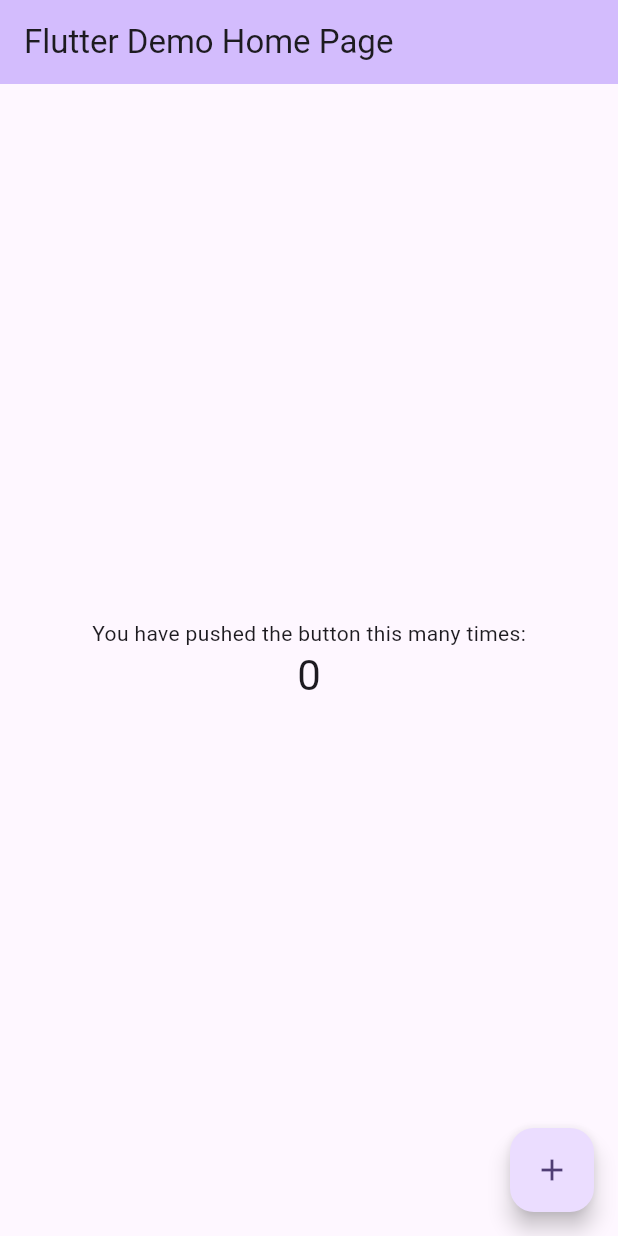
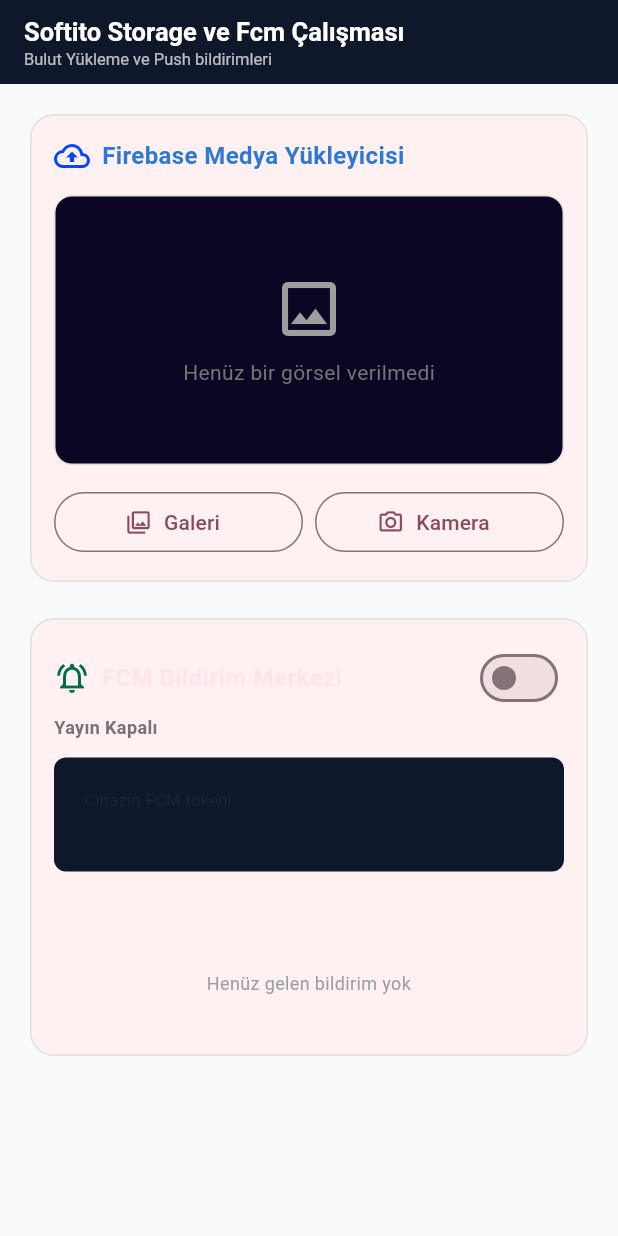
Before and after one commit to eren3421/SoftIto-Mobile-4donem-egitim, a Flutter app: the screen it shows after launch, on a phone screen of 412 x 824 dp. Run offline on Flutter 3.47's test engine with Material 3 defaults, Android fonts, the phone set to English and light mode, and no system bars; our stand-ins replace cloud_firestore, dio, firebase_core, firebase_messaging, firebase_storage, fl_chart and 11 more; missing offline and left inert: dart:html, dart:js, mailer; accounts and stored records are empty.

Commit message:
refactor:4 kasım kodları yenilendi

```diff
--- a/4kasim/deneme/lib/main.dart
+++ b/4kasim/deneme/lib/main.dart
@@ -1,105 +1,29 @@
 import 'package:flutter/material.dart';
+import 'screens/storage_ve_fcm_ekrani.dart';
+import 'package:firebase_core/firebase_core.dart';
 
-void main() {
-  runApp(const MyApp());
+void main() async {
+  WidgetsFlutterBinding.ensureInitialized();
+  try {
+    await Firebase.initializeApp();
+  } catch (_) {}
+  runApp(const SoftitioFcmUygulamasi());
 }
 
-class MyApp extends StatelessWidget {
-  const MyApp({super.key});
+class SoftitioFcmUygulamasi extends StatelessWidget {
+  const SoftitioFcmUygulamasi({super.key});
   @override
   Widget build(BuildContext context) {
     return MaterialApp(
-      title: 'Flutter Demo',
+      debugShowCheckedModeBanner: false,
+      title: "Softito FCM Demo Uygulaması",
       theme: ThemeData(
-        colorScheme: .fromSeed(seedColor: Colors.deepPurple),
+        colorScheme: ColorScheme.fromSeed(
+          seedColor: const Color.fromARGB(0, 0, 0, 0),
+          brightness: Brightness.light,
+        ),
       ),
-      home: const MyHomePage(title: 'Flutter Demo Home Page'),
+      home: const StorageveFcmEkrani(),
     );
   }
 }
-
-class MyHomePage extends StatefulWidget {
-  const MyHomePage({super.key, required this.title});
-
-  // This widget is the home page of your application. It is stateful, meaning
-  // that it has a State object (defined below) that contains fields that affect
-  // how it looks.
-
-  // This class is the configuration for the state. It holds the values (in this
-  // case the title) provided by the parent (in this case the App widget) and
-  // used by the build method of the State. Fields in a Widget subclass are
-  // always marked "final".
-
-  final String title;
-
-  @override
-  State<MyHomePage> createState() => _MyHomePageState();
-}
-
-class _MyHomePageState extends State<MyHomePage> {
-  int _counter = 0;
-
-  void _incrementCounter() {
-    setState(() {
-      // This call to setState tells the Flutter framework that something has
-      // changed in this State, which causes it to rerun the build method below
-      // so that the display can reflect the updated values. If we changed
-      // _counter without calling setState(), then the build method would not be
-      // called again, and so nothing would appear to happen.
-      _counter++;
-    });
-  }
-
-  @override
-  Widget build(BuildContext context) {
-    // This method is rerun every time setState is called, for instance as done
-    // by the _incrementCounter method above.
-    //
-    // The Flutter framework has been optimized to make rerunning build methods
-    // fast, so that you can just rebuild anything that needs updating rather
-    // than having to individually change instances of widgets.
-    return Scaffold(
-      appBar: AppBar(
-        // TRY THIS: Try changing the color here to a specific color (to
-        // Colors.amber, perhaps?) and trigger a hot reload to see the AppBar
-        // change color while the other colors stay the same.
-        backgroundColor: Theme.of(context).colorScheme.inversePrimary,
-        // Here we take the value from the MyHomePage object that was created by
-        // the App.build method, and use it to set our appbar title.
-        title: Text(widget.title),
-      ),
-      body: Center(
-        // Center is a layout widget. It takes a single child and positions it
-        // in the middle of the parent.
-        child: Column(
-          // Column is also a layout widget. It takes a list of children and
-          // arranges them vertically. By default, it sizes itself to fit its
-          // children horizontally, and tries to be as tall as its parent.
-          //
-          // Column has various properties to control how it sizes itself and
-          // how it positions its children. Here we use mainAxisAlignment to
-          // center the children vertically; the main axis here is the vertical
-          // axis because Columns are vertical (the cross axis would be
-          // horizontal).
-          //
-          // TRY THIS: Invoke "debug painting" (choose the "Toggle Debug Paint"
-          // action in the IDE, or press "p" in the console), to see the
-          // wireframe for each widget.
-          mainAxisAlignment: .center,
-          children: [
-            const Text('You have pushed the button this many times:'),
-            Text(
-              '$_counter',
-              style: Theme.of(context).textTheme.headlineMedium,
-            ),
-          ],
-        ),
-      ),
-      floatingActionButton: FloatingActionButton(
-        onPressed: _incrementCounter,
-        tooltip: 'Increment',
-        child: const Icon(Icons.add),
-      ),
-    );
-  }
-}
--- /dev/null
+++ b/4kasim/deneme/lib/screens/storage_ve_fcm_ekrani.dart
@@ -0,0 +1,172 @@
+import 'dart:io';
+import 'package:flutter/material.dart';
+import '../models/bildirim_modeli.dart';
+import '../serivecs/fcm_bildirim_servisi.dart';
+import '../serivecs/storage_servisi.dart';
+import '../widgets/bildirim_listesi.dart';
+import '../widgets/gorsel_yukleme_karti.dart';
+
+class StorageveFcmEkrani extends StatefulWidget {
+  const StorageveFcmEkrani({super.key});
+  @override
+  State<StorageveFcmEkrani> createState() => _StorageveFcmEkraniState();
+}
+
+class _StorageveFcmEkraniState extends State<StorageveFcmEkrani> {
+  final StorageServisi _storageServisi = StorageServisi();
+  final FcmBildirimServisi _fcmBildirimServisi = FcmBildirimServisi();
+  File? _secilenDosya;
+  String? _yuklenenUrl;
+  double _yuklemeOrani = 0.0;
+  bool _yukleniyorMu = false;
+  String? _fcmToken;
+  bool _konuyaAboneMi = false;
+  final List<BildirimModeli> _bildirimler = [];
+
+  @override
+  void initState() {
+    super.initState();
+    _fcmKur();
+  }
+
+  Future<void> _fcmKur() async {
+    await _fcmBildirimServisi.baslat(
+      onMesajGeldi: (message) {
+        setState(() {
+          _bildirimler.insert(
+            0,
+            BildirimModeli(
+              id: message.messageId ?? DateTime.now().toIso8601String(),
+              baslik: message.notification?.title ?? 'Yeni bildirim',
+              icerik: message.notification?.body ?? '',
+              tarih: DateTime.now(),
+            ),
+          );
+        });
+      },
+    );
+    final token = await _fcmBildirimServisi.tokenAl();
+    setState(() => _fcmToken = token);
+  }
+
+  Future<void> _gorselSec({required bool kameradan}) async {
+    try {
+      final dosya = await _storageServisi.gorselSec(kameradan: kameradan);
+      if (dosya != null) {
+        setState(() {
+          _secilenDosya = dosya;
+          _yuklenenUrl = null;
+          _yuklemeOrani = 0.0;
+        });
+      }
+    } catch (e) {
+      if (mounted) {
+        ScaffoldMessenger.of(context).showSnackBar(
+          SnackBar(
+            content: Text('Görsel seçilemedi: $e'),
+            backgroundColor: Colors.red.shade700,
+          ),
+        );
+      }
+    }
+  }
+
+  Future<void> _bulutaYukle() async {
+    if (_secilenDosya == null) return;
+    setState(() => _yukleniyorMu = true);
+    try {
+      final dosyaAdi = 'profil_${DateTime.now().millisecondsSinceEpoch}.jpg';
+      final task = _storageServisi.yuklemeBaslat(
+        dosya: _secilenDosya!,
+        dosyaAdi: dosyaAdi,
+      );
+      task.snapshotEvents.listen((snapshot) {
+        if (snapshot.totalBytes > 0) {
+          setState(() {
+            _yuklemeOrani = snapshot.bytesTransferred / snapshot.totalBytes;
+          });
+        }
+      });
+      final tamamlanan = await task;
+      final url = await _storageServisi.urlGetir(tamamlanan.ref);
+      setState(() {
+        _yuklenenUrl = url;
+        _yukleniyorMu = false;
+      });
+      if (mounted) {
+        ScaffoldMessenger.of(context).showSnackBar(
+          const SnackBar(
+            content: Text("Görsel Buluta başarıyla yüklendi"),
+            backgroundColor: Color.fromARGB(0, 253, 1, 186),
+          ),
+        );
+      }
+    } catch (e) {
+      setState(() => _yukleniyorMu = false);
+      if (mounted) {
+        ScaffoldMessenger.of(context).showSnackBar(
+          SnackBar(
+            content: Text('Yükleme hatası $e'),
+            backgroundColor: const Color.fromARGB(0, 17, 208, 0),
+          ),
+        );
+      }
+    }
+  }
+
+  Future<void> _aboneDegistir(bool deger) async {
+    setState(() => _konuyaAboneMi = deger);
+    if (deger) {
+      await _fcmBildirimServisi.konuyaAboneOl('tum_sinif');
+    } else {
+      await _fcmBildirimServisi.konudanAyril("tum_sinif");
+    }
+  }
+
+  @override
+  Widget build(BuildContext context) {
+    return Scaffold(
+      backgroundColor: const Color(0xFFF8FAFC),
+      appBar: AppBar(
+        title: const Column(
+          crossAxisAlignment: CrossAxisAlignment.start,
+          children: [
+            Text(
+              "Softito Storage ve Fcm Çalışması",
+              style: TextStyle(fontSize: 17, fontWeight: FontWeight.bold),
+            ),
+            Text(
+              "Bulut Yükleme ve Push bildirimleri",
+              style: TextStyle(fontSize: 11, color: Colors.white70),
+            ),
+          ],
+        ),
+        backgroundColor: const Color(0xff0F172A),
+        foregroundColor: Colors.white,
+      ),
+      body: SingleChildScrollView(
+        padding: const EdgeInsets.all(16),
+        child: Column(
+          children: [
+            GorselYuklemeKarti(
+              secilenDosya: _secilenDosya,
+              yuklenenUrl: _yuklenenUrl,
+              yuklemeOrani: _yuklemeOrani,
+              yukleniyorMu: _yukleniyorMu,
+              onGaleridenSec: () => _gorselSec(kameradan: false),
+              onKameradanCek: () => _gorselSec(kameradan: true),
+              onBulutaYukle: _bulutaYukle,
+            ),
+            const SizedBox(height: 16),
+            BildirimListesiKarti(
+              bildirimler: _bildirimler,
+              token: _fcmToken,
+              konuyaAboneMi: _konuyaAboneMi,
+              onAboneDegisti: _aboneDegistir,
+            ),
+          ],
+        ),
+      ),
+    );
+  }
+}
--- /dev/null
+++ b/4kasim/deneme/lib/widgets/gorsel_yukleme_karti.dart
@@ -0,0 +1,150 @@
+import 'dart:io';
+import 'package:flutter/material.dart';
+
+class GorselYuklemeKarti extends StatelessWidget {
+  final File? secilenDosya;
+  final String? yuklenenUrl;
+  final double yuklemeOrani;
+  final bool yukleniyorMu;
+  final VoidCallback onGaleridenSec;
+  final VoidCallback onKameradanCek;
+  final VoidCallback onBulutaYukle;
+
+  const GorselYuklemeKarti({
+    super.key,
+    required this.secilenDosya,
+    required this.yuklenenUrl,
+    required this.yuklemeOrani,
+    required this.yukleniyorMu,
+    required this.onGaleridenSec,
+    required this.onKameradanCek,
+    required this.onBulutaYukle,
+  });
+
+  @override
+  Widget build(BuildContext context) {
+    return Card(
+      elevation: 0,
+      shape: RoundedRectangleBorder(
+        borderRadius: BorderRadius.circular(16),
+        side: BorderSide(color: Colors.grey.shade300),
+      ),
+      child: Padding(
+        padding: const EdgeInsets.all(16),
+        child: Column(
+          crossAxisAlignment: CrossAxisAlignment.stretch,
+          children: [
+            const Row(
+              children: [
+                Icon(Icons.cloud_upload_outlined, color: Color(0xff0047ff)),
+                SizedBox(width: 8),
+                Text(
+                  "Firebase Medya Yükleyicisi",
+                  style: TextStyle(
+                    fontSize: 16,
+                    fontWeight: FontWeight.bold,
+                    color: Color.fromARGB(255, 46, 121, 212),
+                  ),
+                ),
+              ],
+            ),
+            const SizedBox(height: 14),
+            Container(
+              height: 180,
+              decoration: BoxDecoration(
+                color: const Color.fromARGB(255, 12, 6, 37),
+                borderRadius: BorderRadius.circular(12),
+                border: Border.all(color: Colors.grey.shade300),
+              ),
+              alignment: Alignment.center,
+              child: secilenDosya != null
+                  ? ClipRRect(
+                      borderRadius: BorderRadius.circular(12),
+                      child: Image.file(
+                        secilenDosya!,
+                        fit: BoxFit.cover,
+                        width: double.infinity,
+                        height: double.infinity,
+                      ),
+                    )
+                  : yuklenenUrl != null
+                      ? ClipRRect(
+                          borderRadius: BorderRadius.circular(12),
+                          child: Image.network(
+                            yuklenenUrl!,
+                            fit: BoxFit.cover,
+                            width: double.infinity,
+                            height: double.infinity,
+                          ),
+                        )
+                      : Column(
+                          mainAxisAlignment: MainAxisAlignment.center,
+                          children: [
+                            Icon(
+                              Icons.image_outlined,
+                              size: 48,
+                              color: Colors.grey.shade500,
+                            ),
+                            const SizedBox(height: 8),
+                            Text(
+                              "Henüz bir görsel verilmedi",
+                              style: TextStyle(color: Colors.grey.shade600),
+                            ),
+                          ],
+                        ),
+            ),
+            if (yukleniyorMu) ...[
+              const SizedBox(height: 12),
+              LinearProgressIndicator(
+                value: yuklemeOrani,
+                backgroundColor: Colors.grey.shade200,
+                color: const Color.fromARGB(0, 8, 69, 3),
+                borderRadius: BorderRadius.circular(4),
+              ),
+              const SizedBox(height: 4),
+              Text(
+                "Yükleniyor %:${(yuklemeOrani * 100).toStringAsFixed(0)}",
+                textAlign: TextAlign.end,
+                style: const TextStyle(
+                  fontSize: 12,
+                  fontWeight: FontWeight.bold,
+                ),
+              ),
+            ],
+            const SizedBox(height: 14),
+            Row(
+              children: [
+                Expanded(
+                  child: OutlinedButton.icon(
+                    onPressed: yukleniyorMu ? null : onGaleridenSec,
+                    label: const Text('Galeri'),
+                    icon: const Icon(Icons.photo_library_outlined),
+                  ),
+                ),
+                const SizedBox(width: 8),
+                Expanded(
+                  child: OutlinedButton.icon(
+                    onPressed: yukleniyorMu ? null : onKameradanCek,
+                    label: const Text('Kamera'),
+                    icon: const Icon(Icons.camera_alt_outlined),
+                  ),
+                ),
+              ],
+            ),
+            if (secilenDosya != null) ...[
+              const SizedBox(height: 8),
+              FilledButton.icon(
+                onPressed: yukleniyorMu ? null : onBulutaYukle,
+                label: const Text("Buluta yükle"),
+                style: FilledButton.styleFrom(
+                  backgroundColor: const Color.fromARGB(255, 213, 141, 46),
+                ),
+                icon: const Icon(Icons.cloud_upload),
+              ),
+            ],
+          ],
+        ),
+      ),
+    );
+  }
+}
```
Also changed, not shown: 4kasim/deneme/lib/serivecs/fcm_bildirim_servisi.dart (+51 -23 lines), 4kasim/deneme/lib/serivecs/storage_servisi.dart (+35 -16 lines), 4kasim/deneme/lib/widgets/bildirim_listesi.dart (+30 -2 lines), 4kasim/deneme/pubspec.yaml (+4 -4 lines), 4kasim/deneme/flutter_01.png (added), 4kasim/deneme/pubspec.lock, 13 other files.
